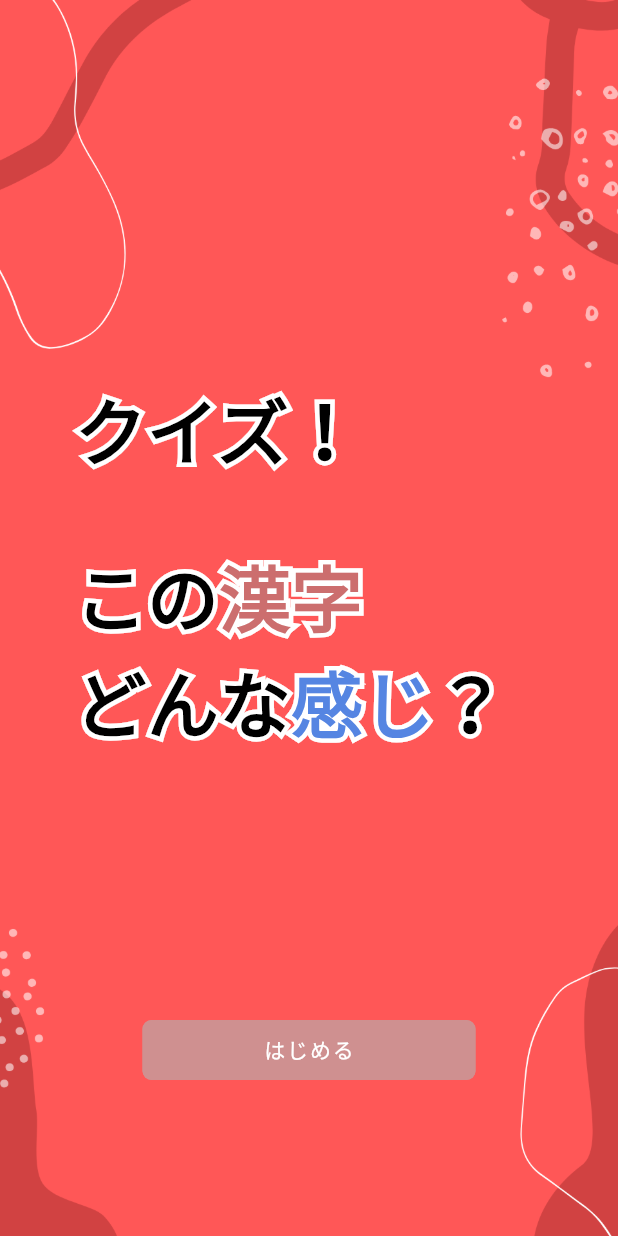
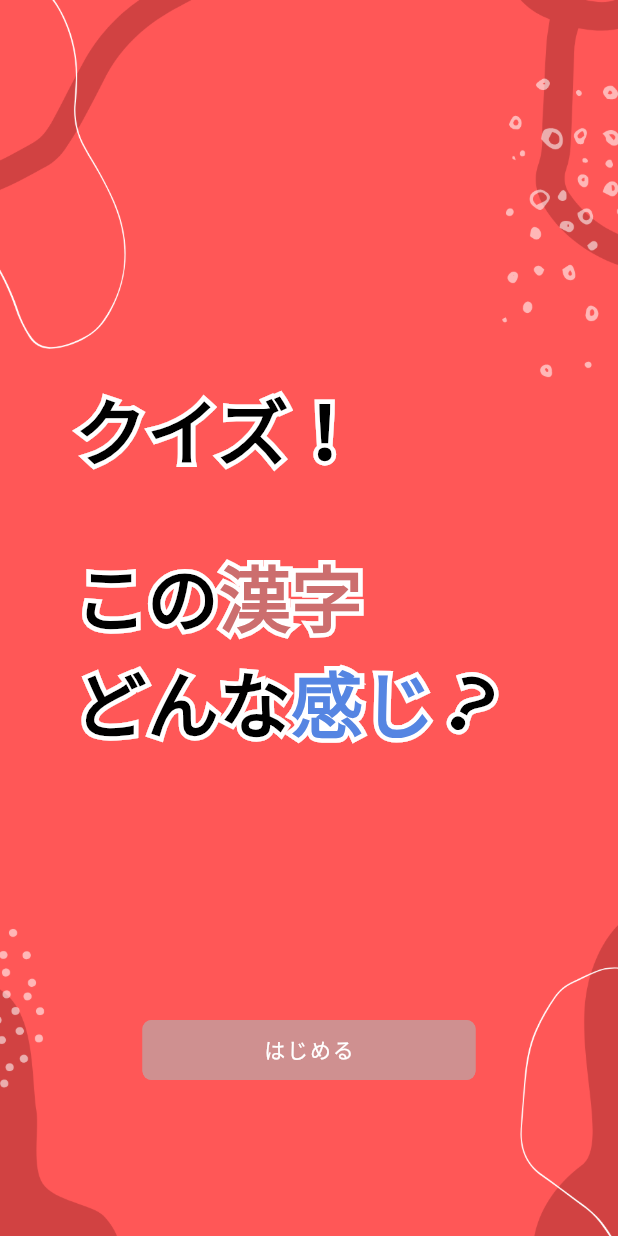
Before and after one commit to Tanesan/spajam2022, a Flutter app: the screen it shows after launch, on a phone screen of 412 x 824 dp. Run offline on Flutter 3.47's test engine with Material 2 defaults, Android fonts, the phone set to English and light mode, and no system bars; our stand-ins replace flutter_countdown_timer, google_fonts.

Commit message:
タイトルの変更

```diff
--- a/lib/ui/components/title_encode.dart
+++ b/lib/ui/components/title_encode.dart
@@ -73,17 +73,20 @@ class TitleComponent extends StatelessWidget {
                         .headline3
                         ?.copyWith(color: Color(0xff5585E2)))
               ]),
-              Stack(
+              Transform.rotate(
+                  angle: .5,
+                  child: Stack(
                     children: <Widget>[
                       Text('？',
-                      style: Theme.of(context).textTheme.headline3?.copyWith(
+                          style:
+                              Theme.of(context).textTheme.headline3?.copyWith(
                                   foreground: Paint()
                                     ..style = PaintingStyle.stroke
                                     ..strokeWidth = 6
                                     ..color = Colors.white)),
                       Text('？', style: Theme.of(context).textTheme.headline3),
                     ],
-              )
+                  )),
             ],
           ),
         ]));
```
Lines whose indentation alone changed are shown as unchanged.
